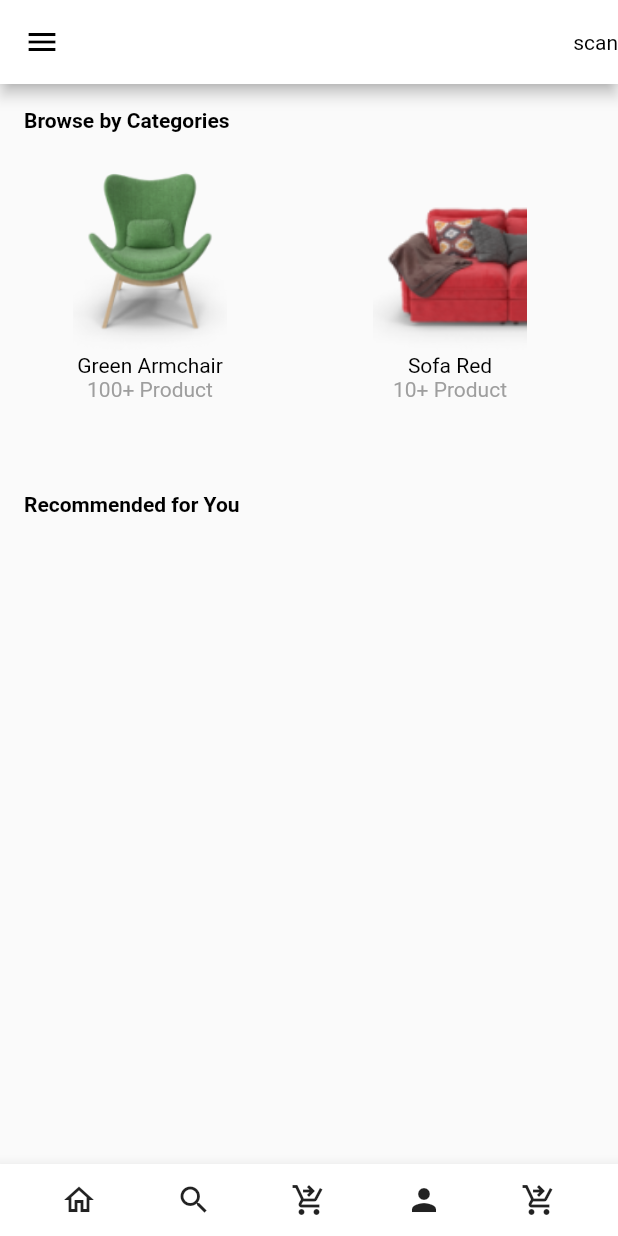
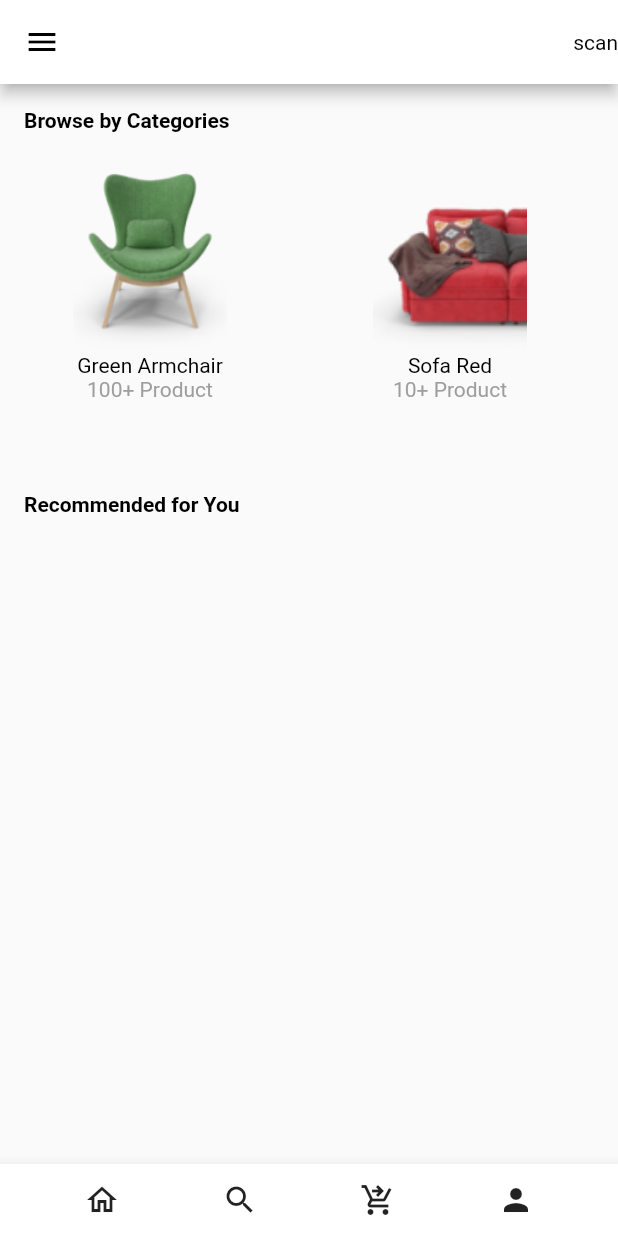
Before and after one commit to pateldixit2004/e_commerce_firebase_user, a Flutter app: the HomeScreen screen opened by its route, on a phone screen of 412 x 824 dp. Run offline on Flutter 3.47's test engine with Material 2 defaults, Android fonts, the phone set to English and light mode, and no system bars; our stand-ins replace cloud_firestore, device_preview, firebase_auth, firebase_core, get, google_sign_in and 2 more; missing offline and left inert: razorpay_flutter; accounts and stored records are empty.

```diff
--- a/lib/screen/controller/home_screen_controller.dart
+++ b/lib/screen/controller/home_screen_controller.dart
@@ -12,6 +12,6 @@ class HomeController extends GetxController {
     SerchScreen(),
     AddToCardScreen(),
     ProfileScreen(),
-    BuyNowScreen(),
+
   ];
 }
--- a/lib/screen/view/bottom_first_screen.dart
+++ b/lib/screen/view/bottom_first_screen.dart
@@ -215,6 +215,7 @@ class _BottomFirstScreenState extends State<BottomFirstScreen> {
                                        height: 10.h,): Image.network(
                                        "${controller.l1[index].img}",
                                        height: 10.h,
+                                       fit: BoxFit.cover,
                                      ),
                                      Text(
                                        '${controller.l1[index].name}',
--- a/lib/screen/view/home_screen.dart
+++ b/lib/screen/view/home_screen.dart
@@ -41,11 +41,7 @@ class _HomeScreenState extends State<HomeScreen> {
                     controller.indexBottom.value = 3;
                   },
                   icon: Icon(Icons.person)),
-              IconButton(
-                  onPressed: () {
-                    controller.indexBottom.value = 4;
-                  },
-                  icon: Icon(Icons.shopping_cart_checkout)),
+
             ],
           ),
         ),
```
